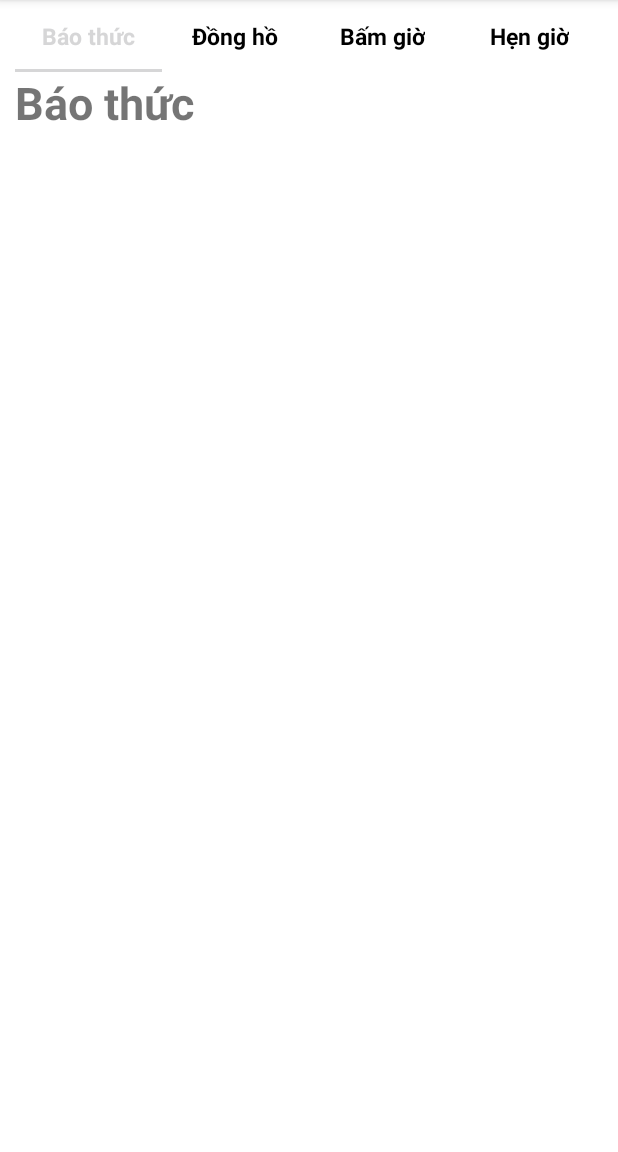
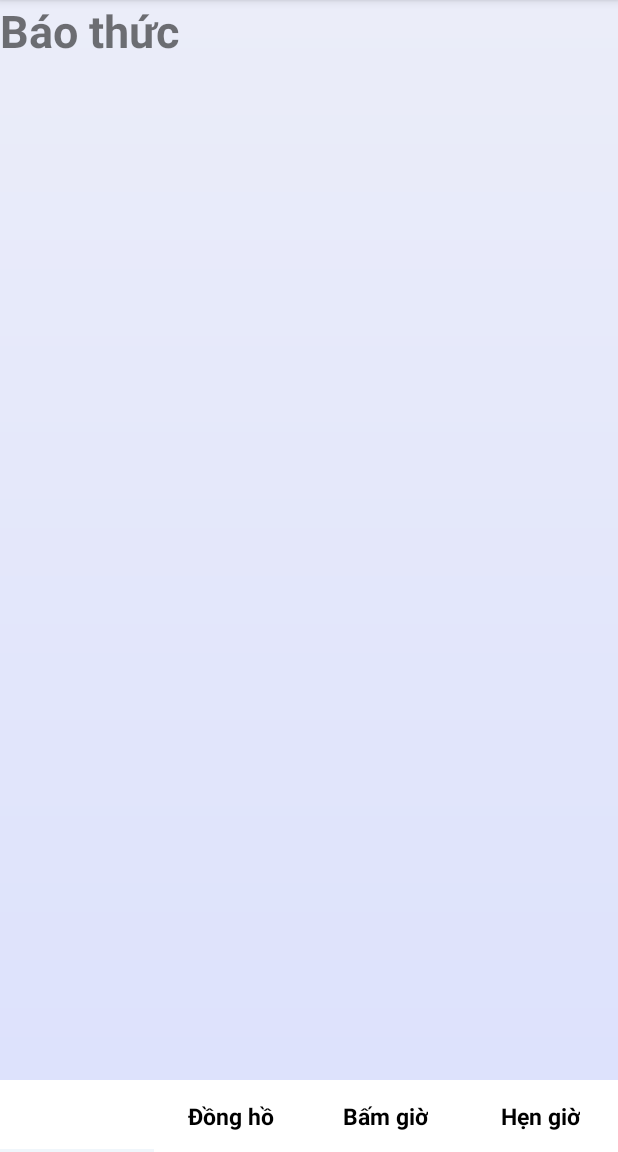
Before and after one commit to CaoVanTan/alarm-clock, an Android app: the screen it shows after launch (MainActivity), on a phone screen of 412 x 824 dp, the part 84-1236 px from its top. Run offline under Robolectric (Android 15) with nearby library versions, the phone set to English and light mode, and no system bars.

```diff
--- a/app/src/main/res/layout/activity_main.xml
+++ b/app/src/main/res/layout/activity_main.xml
@@ -4,25 +4,26 @@
     xmlns:tools="http://schemas.android.com/tools"
     android:layout_width="match_parent"
     android:layout_height="match_parent"
+    android:background="@drawable/bg_main"
     tools:context=".MainActivity"
-    android:orientation="vertical"
-    android:layout_marginHorizontal="10dp">
-
-    <com.google.android.material.tabs.TabLayout
-        android:id="@+id/tab_layout"
-        android:layout_width="match_parent"
-        android:layout_height="wrap_content"
-        app:tabBackground="@color/white"
-        app:tabSelectedTextColor="@color/red"
-        app:tabIndicatorColor="@color/red"
-        app:tabTextColor="@color/black"
-        app:tabTextAppearance="@style/Theme.AlarmClock"
-        app:tabGravity="fill"
-        />
+    android:orientation="vertical">
 
     <androidx.viewpager.widget.ViewPager
         android:id="@+id/view_pager"
         android:layout_width="match_parent"
-        android:layout_height="match_parent" />
+        android:layout_height="match_parent">
+
+        <com.google.android.material.tabs.TabLayout
+            android:id="@+id/tab_layout"
+            android:layout_width="match_parent"
+            android:layout_height="wrap_content"
+            android:layout_gravity="bottom"
+            app:tabBackground="@color/white"
+            app:tabGravity="fill"
+            app:tabIndicatorColor="@color/bg_nonfocus"
+            app:tabSelectedTextColor="@color/white"
+            app:tabTextAppearance="@style/Theme.AlarmClock"
+            app:tabTextColor="@color/black" />
+    </androidx.viewpager.widget.ViewPager>
 
 </LinearLayout>
```
Also changed, not shown: app/src/main/res/drawable/round_bottom_corner.xml (added, +11 -0 lines), app/src/main/res/drawable/round_top_corner.xml (added, +10 -0 lines), app/src/main/res/layout/new_alarm_popup.xml (added, +22 -0 lines).
